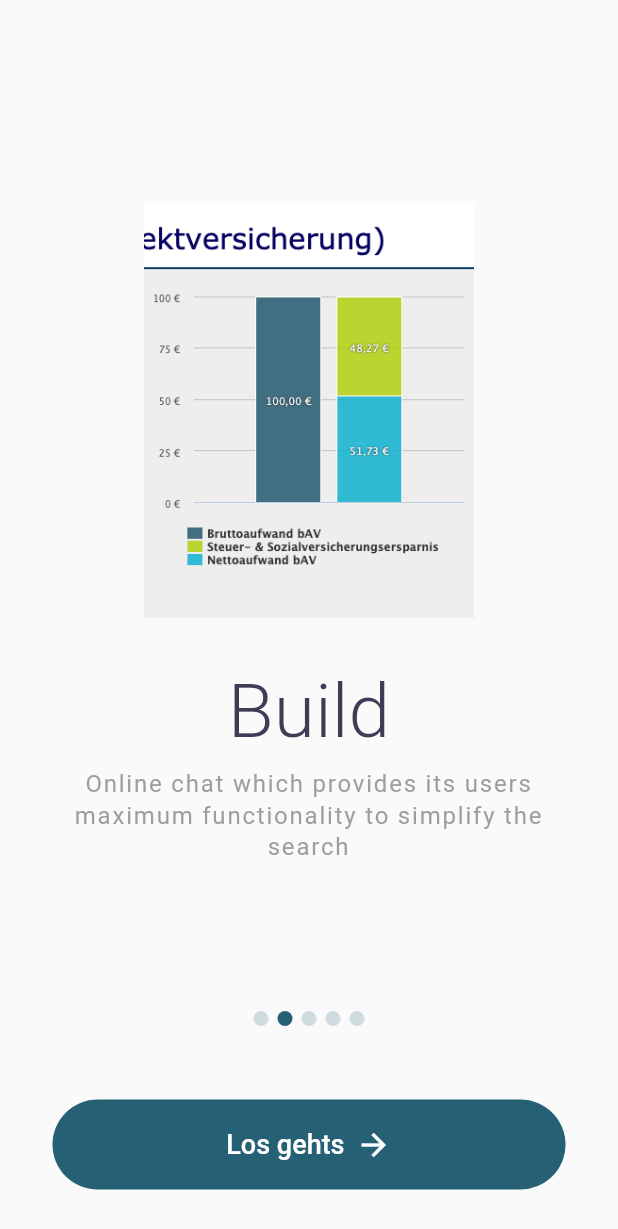
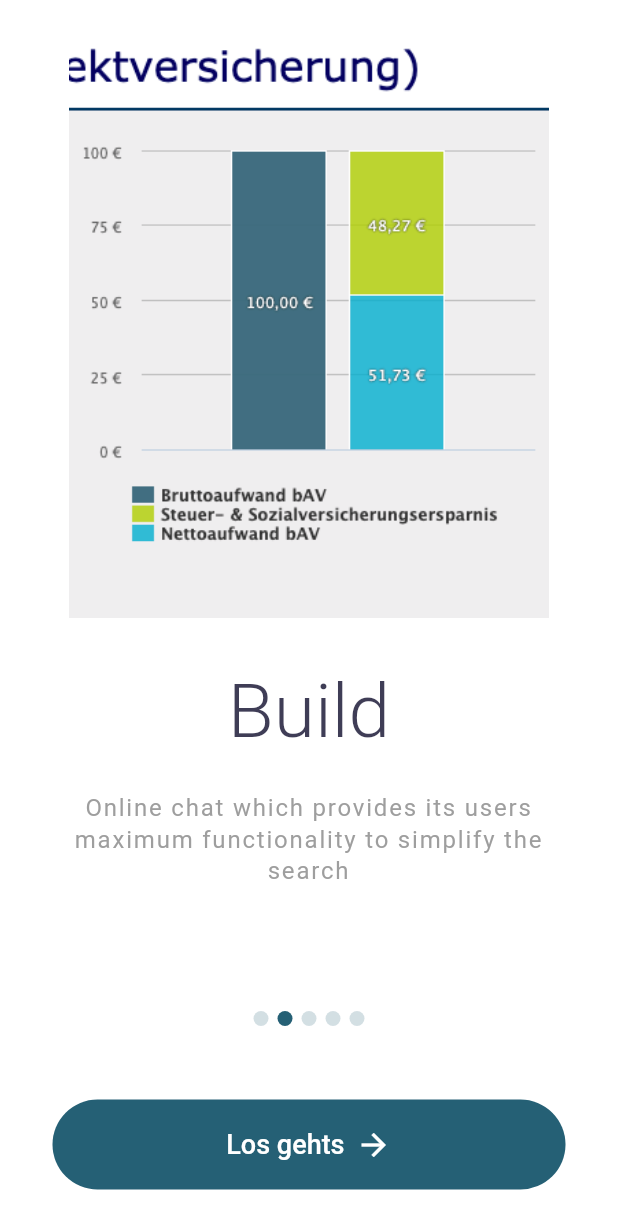
Before and after one commit to PhilippRados/bAv-App, a Flutter app: the screen it shows after launch, swiped to page 2, on a phone screen of 412 x 824 dp. Shown: the top 1229 px of the screen. Run offline on Flutter 3.47's test engine with Material 2 defaults, Android fonts, the light colour scheme and no system bars.

Commit message:
added base64 screenshot to API response; added subheader in landing-page

```diff
--- a/lib/landing_page.dart
+++ b/lib/landing_page.dart
@@ -1,6 +1,5 @@
 import 'package:flutter/material.dart';
 import 'package:test_app/welcomeList.dart';
-
 
 class WelcomeScreen extends StatefulWidget {
   @override
@@ -10,6 +9,7 @@ class WelcomeScreen extends StatefulWidget {
 class _WelcomeScreenState extends State<WelcomeScreen> {
   List<Widget> slides = items
       .map((item) => Container(
+          color: Colors.white,
           padding: EdgeInsets.symmetric(horizontal: 18.0),
           child: Column(
             children: <Widget>[
@@ -19,7 +19,7 @@ class _WelcomeScreenState extends State<WelcomeScreen> {
                 child: Image.asset(
                   item['image'],
                   fit: BoxFit.fitWidth,
-              width: 220.0,
+                  width: 320.0,
                   alignment: Alignment.bottomCenter,
                 ),
               ),
@@ -36,6 +36,19 @@ class _WelcomeScreenState extends State<WelcomeScreen> {
                               fontWeight: FontWeight.w300,
                               color: Color(0XFF3F3D56),
                               height: 2.0)),
+                      item['subheader'] != null
+                          ? Container(
+                              padding: EdgeInsets.only(bottom: 20, top: 0),
+                              child: new Text(
+                                item['subheader'],
+                                style: TextStyle(
+                                  fontSize: 30.0,
+                                  letterSpacing: 1.4,
+                                  color: Color(0XFF3F3D56),
+                                ),
+                              ),
+                            )
+                          : Text(""),
                       Text(
                         item['description'],
                         style: TextStyle(
@@ -89,7 +102,7 @@ class _WelcomeScreenState extends State<WelcomeScreen> {
             Align(
                 alignment: Alignment.bottomCenter,
                 child: Container(
-                  margin: EdgeInsets.only(bottom:100),
+                  margin: EdgeInsets.only(bottom: 100),
                   padding: EdgeInsets.symmetric(vertical: 40.0),
                   child: Row(
                     mainAxisAlignment: MainAxisAlignment.center,
@@ -113,26 +126,23 @@ class _WelcomeScreenState extends State<WelcomeScreen> {
             color: Color(0XFF256075),
           ),
           child: FlatButton(
-            onPressed: (){
+            onPressed: () {
               Navigator.pushNamed(context, '/home');
             },
             child: Row(
               mainAxisAlignment: MainAxisAlignment.center,
               children: [
-              Text(
-                  "Los gehts",
-                  style:TextStyle(
-                      color: Colors.white,
-                      fontSize: 18
-                  )),
+                Text("Los gehts",
+                    style: TextStyle(color: Colors.white, fontSize: 18)),
                 SizedBox(width: 7.5),
                 Icon(
                   Icons.arrow_forward,
                   color: Colors.white,
-              ),],
+                ),
+              ],
             ),
           ),
-        ),            //shape: a,
+        ), //shape: a,
       ),
     );
   }
--- a/lib/welcomeList.dart
+++ b/lib/welcomeList.dart
@@ -1,32 +1,33 @@
 List items = [
   {
-    "header": "Learn",
+    "header": "Medialis",
+    "subheader": "Zulagen-Rechner",
     "description":
-    "Online chat which provides its users maximum functionality to simplify the search",
-    "image": "assets/graph.png"
+        "Online chat which provides its users maximum functionality to simplify the search",
+    "image": "assets/Farbkleks.png"
   },
   {
     "header": "Build",
     "description":
-    "Online chat which provides its users maximum functionality to simplify the search",
+        "Online chat which provides its users maximum functionality to simplify the search",
     "image": "assets/graph.png"
   },
   {
     "header": "Launch",
     "description":
-    "Online chat which provides its users maximum functionality to simplify the search",
+        "Online chat which provides its users maximum functionality to simplify the search",
     "image": "assets/graph.png"
   },
   {
     "header": "Invest",
     "description":
-    "Online chat which provides its users maximum functionality to simplify the search",
+        "Online chat which provides its users maximum functionality to simplify the search",
     "image": "assets/graph.png"
   },
   {
     "header": "Travel",
     "description":
-    "Online chat which provides its users maximum functionality to simplify the search",
+        "Online chat which provides its users maximum functionality to simplify the search",
     "image": "assets/graph.png"
   }
 ];
--- a/pubspec.yaml
+++ b/pubspec.yaml
@@ -50,6 +50,7 @@ flutter:
   # To add assets to your application, add an assets section, like this:
   assets:
     - assets/graph.png
+    - assets/Farbkleks.png
 
   # An image asset can refer to one or more resolution-specific "variants", see
   # https://flutter.dev/assets-and-images/#resolution-aware.
```
Also changed, not shown: lib/calculatedAnswer.dart (+14 -1 lines), lib/home.dart (+34 -26 lines), 3 other files. Lines whose indentation alone changed are shown as unchanged.
